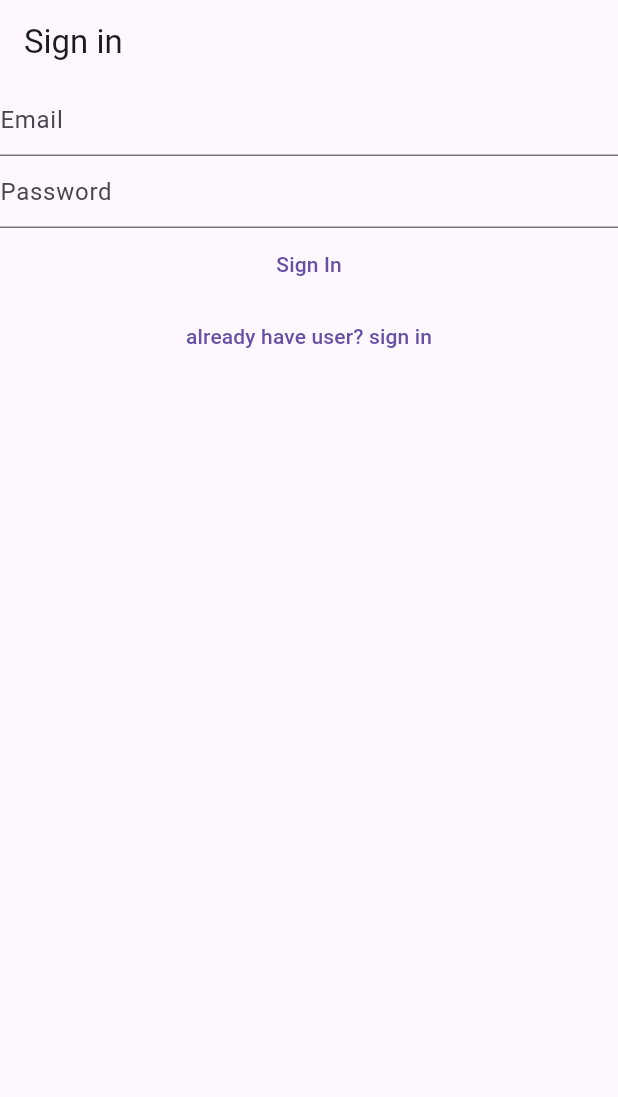
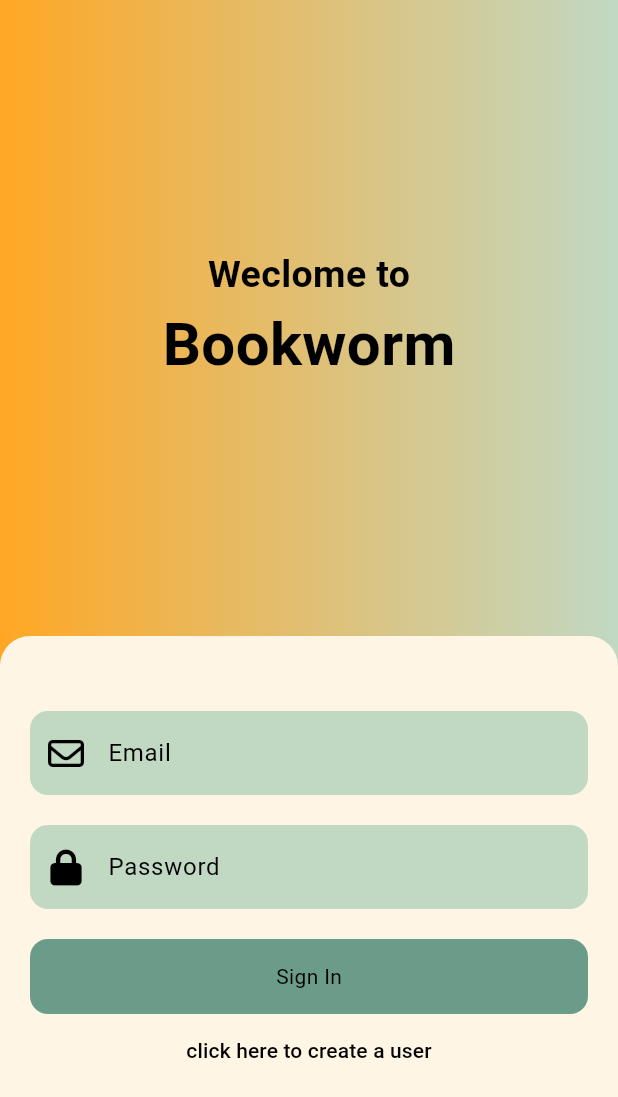
Before and after one commit to ravidkrisi/bookworm_flutter, a Flutter app: the screen it shows after launch, on a phone screen of 412 x 824 dp. Shown: the top 1097 px of the screen. Run offline on Flutter 3.47's test engine with Material 3 defaults, Android fonts, the phone set to English and light mode, and no system bars; our stand-ins replace cloud_firestore, firebase_auth, firebase_core, flutter_bloc, font_awesome_flutter; accounts and stored records are empty; generated files the repository leaves out were written again.

Commit message:
[feature] improved auth screens UI

```diff
--- a/lib/app.dart
+++ b/lib/app.dart
@@ -1,8 +1,9 @@
 import 'package:bookworm/features/auth/data/firebase_auth_repo.dart';
-import 'package:bookworm/features/auth/home/presentation/pages/home_page.dart';
+import 'package:bookworm/features/home/presentation/pages/home_page.dart';
 import 'package:bookworm/features/auth/presentation/blocs/auth_bloc.dart';
 import 'package:bookworm/features/auth/presentation/blocs/auth_state.dart';
 import 'package:bookworm/features/auth/presentation/pages/auth_page.dart';
+import 'package:bookworm/theme/light_theme.dart';
 import 'package:flutter/material.dart';
 import 'package:flutter_bloc/flutter_bloc.dart';
 
@@ -22,6 +23,7 @@ class MyApp extends StatelessWidget {
       ],
       child: MaterialApp(
         debugShowCheckedModeBanner: false,
+        theme: lightTheme,
         home: BlocConsumer<AuthBloc, AuthState>(
           builder: (context, state) {
             // authenticated
--- /dev/null
+++ b/lib/features/auth/presentation/components/my_button.dart
@@ -0,0 +1,28 @@
+import 'package:flutter/material.dart';
+
+class MyButton extends StatelessWidget {
+  final String text;
+  final void Function()? onPressed;
+  const MyButton({super.key, required this.text, required this.onPressed});
+
+  @override
+  Widget build(BuildContext context) {
+    return GestureDetector(
+      onTap: onPressed,
+      child: Container(
+        width: double.infinity,
+        height: 50,
+        decoration: BoxDecoration(
+          color: Theme.of(context).colorScheme.tertiary,
+          borderRadius: BorderRadius.circular(12),
+        ),
+        child: Center(
+          child: Text(
+            text,
+            style: TextStyle(color: Theme.of(context).colorScheme.onSecondary),
+          ),
+        ),
+      ),
+    );
+  }
+}
--- a/lib/features/auth/presentation/components/my_text_field.dart
+++ b/lib/features/auth/presentation/components/my_text_field.dart
@@ -1,21 +1,37 @@
+import 'package:flutter/cupertino.dart';
 import 'package:flutter/material.dart';
 
 class MyTextField extends StatelessWidget {
   final TextEditingController controller;
   final String hintText;
   final bool obscureText;
+  final Icon? prefixIcon;
   const MyTextField({
     super.key,
     required this.controller,
     required this.hintText,
     required this.obscureText,
+    this.prefixIcon,
   });
 
   @override
   Widget build(BuildContext context) {
+    var border = OutlineInputBorder(
+      borderRadius: BorderRadius.circular(12),
+      borderSide: BorderSide(color: Colors.transparent),
+    );
     return TextField(
       controller: controller,
-      decoration: InputDecoration(hintText: hintText),
+      decoration: InputDecoration(
+        hintText: hintText,
+        hintStyle: TextStyle(color: Theme.of(context).colorScheme.onSecondary),
+        fillColor: Theme.of(context).colorScheme.secondary,
+        filled: true,
+        prefixIcon: prefixIcon,
+        border: border,
+        focusedBorder: border,
+        enabledBorder: border,
+      ),
       obscureText: obscureText,
     );
   }
--- a/lib/features/auth/presentation/pages/sign_in_page.dart
+++ b/lib/features/auth/presentation/pages/sign_in_page.dart
@@ -1,8 +1,10 @@
 import 'package:bookworm/features/auth/presentation/blocs/auth_bloc.dart';
 import 'package:bookworm/features/auth/presentation/blocs/auth_event.dart';
+import 'package:bookworm/features/auth/presentation/components/my_button.dart';
 import 'package:bookworm/features/auth/presentation/components/my_text_field.dart';
 import 'package:flutter/material.dart';
 import 'package:flutter_bloc/flutter_bloc.dart';
+import 'package:font_awesome_flutter/font_awesome_flutter.dart';
 
 class SignInPage extends StatelessWidget {
   final void Function()? togglePages;
@@ -28,32 +30,88 @@ class SignInPage extends StatelessWidget {
     }
 
     return Scaffold(
-      appBar: AppBar(title: Text('Sign in')),
-      body: Column(
+      // appBar: AppBar(title: Text('Sign In')),
+      body: Container(
+        decoration: BoxDecoration(
+          gradient: LinearGradient(
+            colors: [
+              Theme.of(context).colorScheme.primary,
+              Theme.of(context).colorScheme.secondary,
+            ],
+          ),
+        ),
+        child: SafeArea(
+          child: Column(
+            mainAxisAlignment: MainAxisAlignment.center,
             children: [
+              Spacer(),
+              Text(
+                'Weclome to',
+                style: TextStyle(fontSize: 25, fontWeight: FontWeight.bold),
+              ),
+              Text(
+                'Bookworm',
+                style: TextStyle(fontSize: 40, fontWeight: FontWeight.bold),
+              ),
+              Spacer(),
+
+              Container(
+                height: 400,
+                padding: EdgeInsets.symmetric(horizontal: 20),
+                decoration: BoxDecoration(
+                  color: Theme.of(context).colorScheme.onPrimary,
+                  borderRadius: BorderRadius.only(
+                    topLeft: Radius.circular(20),
+                    topRight: Radius.circular(20),
+                  ),
+                ),
+                child: Column(
+                  children: [
+                    SizedBox(height: 50),
                     // email text field
                     MyTextField(
                       controller: emailController,
                       hintText: 'Email',
                       obscureText: false,
+                      prefixIcon: Icon(
+                        FontAwesomeIcons.envelope,
+                        color: Theme.of(context).colorScheme.onSecondary,
                       ),
+                    ),
+
+                    SizedBox(height: 20),
 
                     // password text field
                     MyTextField(
                       controller: pwdController,
                       hintText: 'Password',
                       obscureText: true,
+                      prefixIcon: Icon(
+                        FontAwesomeIcons.lock,
+                        color: Theme.of(context).colorScheme.onSecondary,
+                      ),
                     ),
 
-          // log in btn
-          TextButton(onPressed: onSignInPressed, child: Text('Sign In')),
+                    SizedBox(height: 20),
+
+                    MyButton(text: 'Sign In', onPressed: onSignInPressed),
 
                     //navigator -> sign up page
                     TextButton(
                       onPressed: togglePages,
-            child: Text('already have user? sign in'),
+                      child: Text(
+                        'click here to create a user',
+                        style: TextStyle(
+                          color: Theme.of(context).colorScheme.onSecondary,
+                        ),
+                      ),
                     ),
                   ],
+                ),
+              ),
+            ],
+          ),
+        ),
       ),
     );
   }
--- a/lib/features/auth/presentation/pages/sign_up_page.dart
+++ b/lib/features/auth/presentation/pages/sign_up_page.dart
@@ -1,8 +1,10 @@
 import 'package:bookworm/features/auth/presentation/blocs/auth_bloc.dart';
 import 'package:bookworm/features/auth/presentation/blocs/auth_event.dart';
+import 'package:bookworm/features/auth/presentation/components/my_button.dart';
 import 'package:bookworm/features/auth/presentation/components/my_text_field.dart';
 import 'package:flutter/material.dart';
 import 'package:flutter_bloc/flutter_bloc.dart';
+import 'package:font_awesome_flutter/font_awesome_flutter.dart';
 
 class SignUpPage extends StatelessWidget {
   final void Function()? togglePages;
@@ -37,38 +39,66 @@ class SignUpPage extends StatelessWidget {
 
     return Scaffold(
       appBar: AppBar(title: Text('Sign Up')),
-      body: Column(
+      body: Padding(
+        padding: const EdgeInsets.all(16.0),
+        child: Column(
+          mainAxisAlignment: MainAxisAlignment.start,
           children: [
+            SizedBox(height: 20),
             // name text field
             MyTextField(
               controller: nameController,
               hintText: 'Name',
               obscureText: false,
+              prefixIcon: Icon(
+                FontAwesomeIcons.person,
+                color: Theme.of(context).colorScheme.onSecondary,
               ),
+            ),
+
+            SizedBox(height: 20),
 
             // email text field
             MyTextField(
               controller: emailController,
               hintText: 'Email',
               obscureText: false,
+              prefixIcon: Icon(
+                FontAwesomeIcons.envelope,
+                color: Theme.of(context).colorScheme.onSecondary,
               ),
+            ),
+
+            SizedBox(height: 20),
 
             // password text field
             MyTextField(
               controller: pwdController,
               hintText: 'Password',
               obscureText: true,
+              prefixIcon: Icon(
+                FontAwesomeIcons.lock,
+                color: Theme.of(context).colorScheme.onSecondary,
+              ),
             ),
 
-          // log in btn
-          TextButton(onPressed: _onSignUpPressed, child: Text('Sign Up')),
+            SizedBox(height: 50),
 
-          //navigator -> log in pag
+            // sign up btn
+            MyButton(text: 'Sign Up', onPressed: _onSignUpPressed),
+
+            //navigator -> sign in page
             TextButton(
               onPressed: togglePages,
-            child: Text('already have user? sign in'),
+              child: Text(
+                'already have user? sign in',
+                style: TextStyle(
+                  color: Theme.of(context).colorScheme.onPrimary,
+                ),
+              ),
             ),
           ],
+        ),
       ),
     );
   }
--- /dev/null
+++ b/lib/theme/light_theme.dart
@@ -0,0 +1,16 @@
+import 'package:flutter/material.dart';
+
+ThemeData lightTheme = ThemeData(
+  colorScheme: ColorScheme(
+    primary: Color(0xFFFFA725),
+    secondary: Color(0xFFC1D8C3),
+    tertiary: Color(0xff6A9C89),
+    surface: Color(0xffFFF5E4),
+    error: Color(0xFFE85A4F),
+    onPrimary: Color(0xffFFF5E4),
+    onSecondary: Colors.black,
+    onSurface: Colors.black,
+    onError: Colors.white,
+    brightness: Brightness.light,
+  ),
+);
--- a/pubspec.yaml
+++ b/pubspec.yaml
@@ -38,6 +38,7 @@ dependencies:
   firebase_auth: ^5.5.1
   cloud_firestore: ^5.6.5
   flutter_bloc: ^9.1.0
+  font_awesome_flutter: ^10.8.0
 
 dev_dependencies:
   flutter_test:
```
Also changed, not shown: lib/features/home/presentation/pages/home_page.dart (renamed from lib/features/auth/home/presentation/pages/home_page.dart), pubspec.lock, 1 other file. Lines whose indentation alone changed are shown as unchanged.
